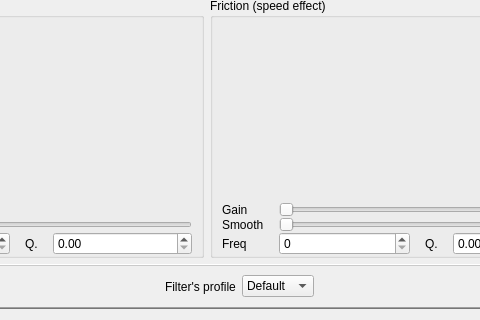
Above: res/effects_tuning.ui from Ultrawipf/OpenFFBoard-configurator before the change; both pictures show x 193 to 673 and y 280 to 600 of the 800 by 600 pixel window. Below: the same form after it.
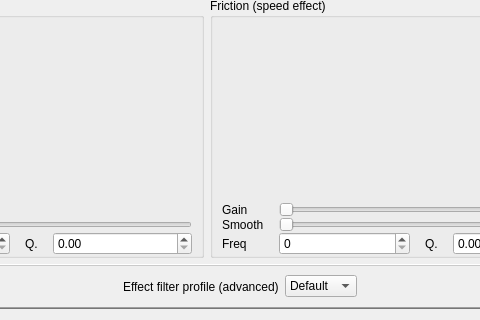
That is the form after the change. Custom widgets are drawn as their Qt base class.

Commit message: Preparing release

The edit to the form file:
```diff
--- a/res/effects_tuning.ui
+++ b/res/effects_tuning.ui
@@ -386,7 +386,7 @@
       <item row="0" column="7">
        <widget class="QLabel" name="label_13">
         <property name="text">
-         <string>Filter's profile</string>
+         <string>Effect filter profile (advanced)</string>
         </property>
        </widget>
       </item>
```
Left out of the diff: 3 changed lines with no effect on the pictures. The commit also changes 2 other files.
